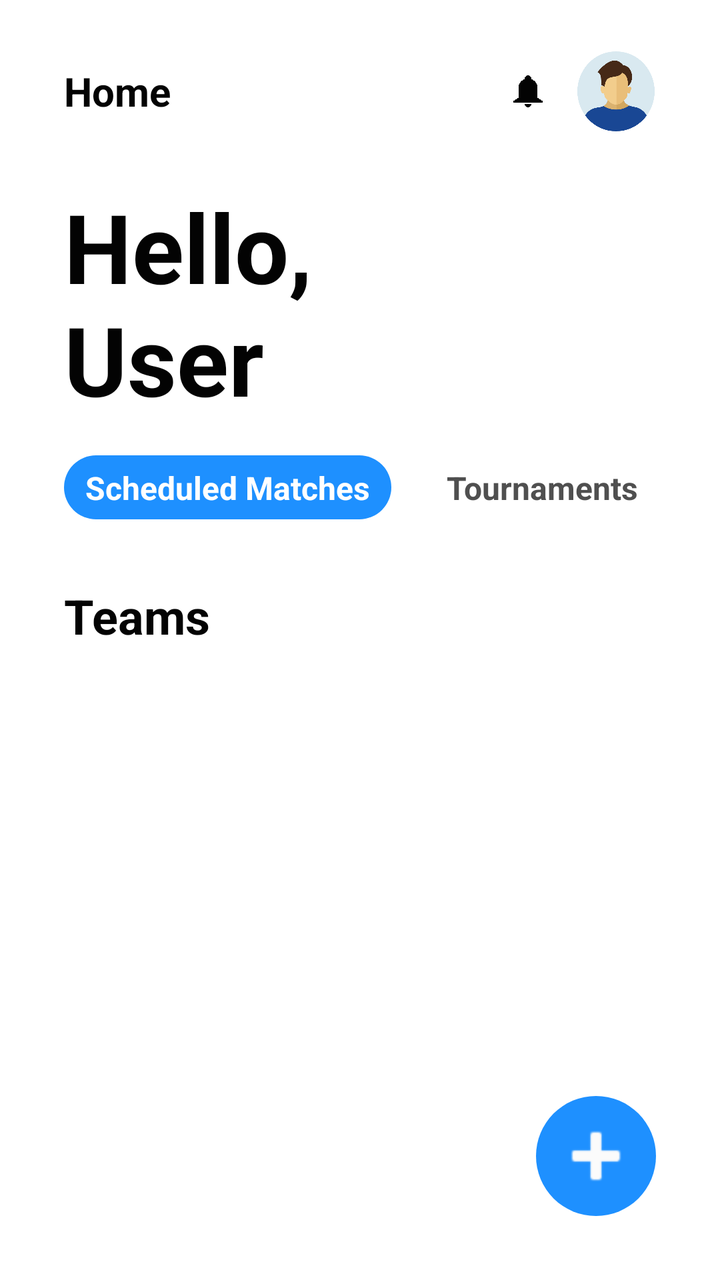
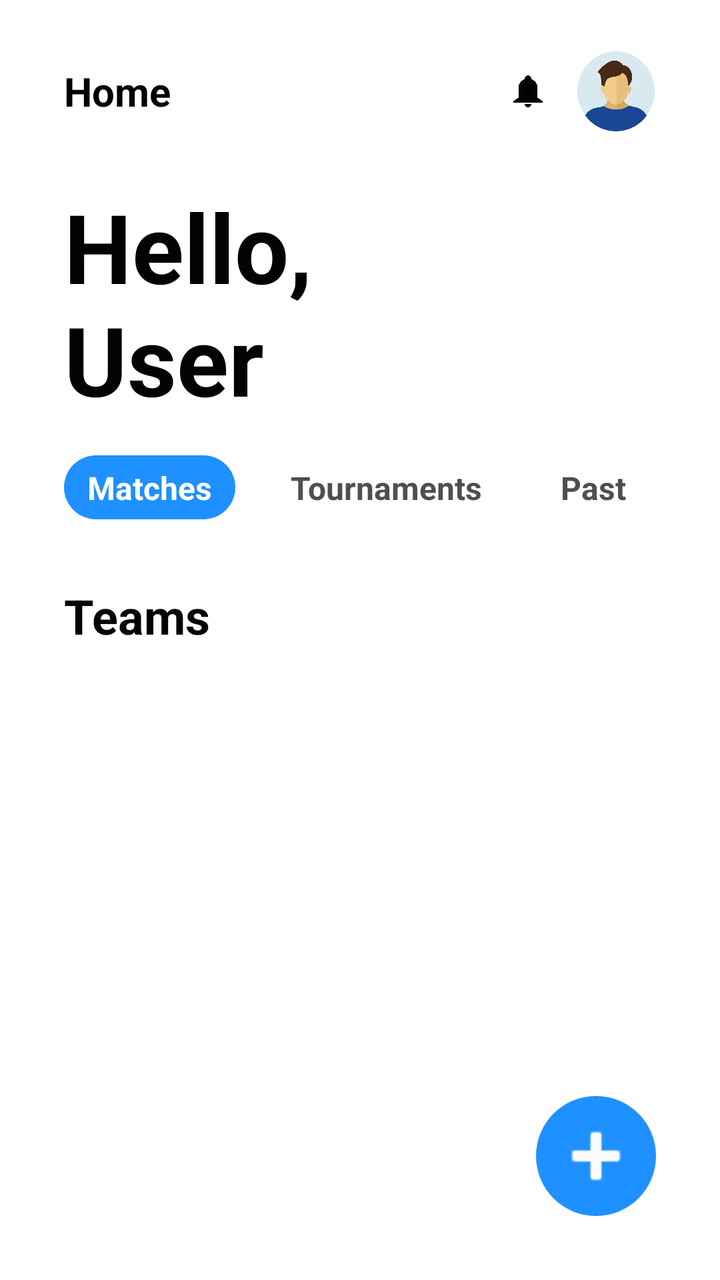

The first picture is an Android layout as it rendered before a commit; the second is the same layout after the commit. The layout source and the unified diff follow.
<!-- AndroidManifest.xml: application theme Theme.TFG -->
<!-- res/layout/activity_home.xml -->
<?xml version="1.0" encoding="utf-8"?>
<androidx.constraintlayout.widget.ConstraintLayout xmlns:android="http://schemas.android.com/apk/res/android"
    xmlns:app="http://schemas.android.com/apk/res-auto"
    xmlns:tools="http://schemas.android.com/tools"
    android:id="@+id/main"
    android:layout_width="match_parent"
    android:layout_height="match_parent"
    android:background="?attr/colorPrimary"
    tools:context=".HomeActivity">

    <ScrollView
        android:id="@+id/mainSV"
        android:layout_width="0dp"
        android:layout_height="0dp"
        android:layout_marginTop="16dp"
        android:layout_marginBottom="16dp"
        app:layout_constraintBottom_toBottomOf="parent"
        app:layout_constraintEnd_toEndOf="parent"
        app:layout_constraintStart_toStartOf="parent"
        app:layout_constraintTop_toBottomOf="@+id/homeText2">

        <androidx.constraintlayout.widget.ConstraintLayout
            android:layout_width="match_parent"
            android:layout_height="wrap_content">

            <LinearLayout
                android:id="@+id/tournamentsTV"
                android:layout_width="wrap_content"
                android:layout_height="32dp"
                android:layout_marginStart="16dp"
                android:background="@drawable/rounded_button_black_nostroke"
                android:gravity="center"
                android:orientation="horizontal"
                android:padding="12dp"
                app:layout_constraintStart_toEndOf="@+id/eventTV"
                app:layout_constraintTop_toTopOf="parent">

                <TextView
                    android:layout_width="wrap_content"
                    android:layout_height="wrap_content"
                    android:text="Tournaments"
                    android:textColor="#FFFFFF"
                    android:textSize="16sp"
                    android:visibility="invisible" />
            </LinearLayout>

            <LinearLayout
                android:id="@+id/eventTV"
                android:layout_width="wrap_content"
                android:layout_height="32dp"
                android:layout_marginStart="32dp"
                android:background="@drawable/rounded_button"
                android:gravity="center"
                android:orientation="horizontal"
                android:padding="12dp"
                app:layout_constraintStart_toStartOf="parent"
                app:layout_constraintTop_toTopOf="parent">

                <TextView
                    android:layout_width="wrap_content"
                    android:layout_height="wrap_content"
                    android:text="Scheduled Matches"
                    android:textColor="#FFFFFF"
                    android:textSize="16sp"
                    android:visibility="invisible" />
            </LinearLayout>

            <TextView
                android:id="@+id/scheduledText"
                android:layout_width="wrap_content"
                android:layout_height="wrap_content"
                android:text="Scheduled Matches"
                android:textColor="#FFFFFF"
                android:textSize="16sp"
                android:textStyle="bold"
                app:layout_constraintBottom_toBottomOf="@+id/eventTV"
                app:layout_constraintEnd_toEndOf="@+id/eventTV"
                app:layout_constraintStart_toStartOf="@+id/eventTV"
                app:layout_constraintTop_toTopOf="@+id/eventTV" />

            <TextView
                android:id="@+id/tournamentsText"
                android:layout_width="wrap_content"
                android:layout_height="wrap_content"
                android:text="Tournaments"
                android:textColor="#4F4F4F"
                android:textSize="16sp"
                android:textStyle="bold"
                app:layout_constraintBottom_toBottomOf="@+id/tournamentsTV"
                app:layout_constraintEnd_toEndOf="@+id/tournamentsTV"
                app:layout_constraintStart_toStartOf="@+id/tournamentsTV"
                app:layout_constraintTop_toTopOf="@+id/tournamentsTV" />

            <LinearLayout
                android:id="@+id/linearLayout3"
                android:layout_width="0dp"
                android:layout_height="wrap_content"
                android:layout_marginStart="32dp"
                android:layout_marginTop="16dp"
                android:layout_marginEnd="32dp"
                android:gravity="center"
                android:orientation="vertical"
                app:layout_constraintEnd_toEndOf="parent"
                app:layout_constraintStart_toStartOf="parent"
                app:layout_constraintTop_toBottomOf="@+id/eventTV">

                <androidx.recyclerview.widget.RecyclerView
                    android:id="@+id/matchesRV"
                    android:layout_width="match_parent"
                    android:layout_height="wrap_content"
                    android:visibility="visible" />

                <TextView
                    android:id="@+id/noResultsText"
                    android:layout_width="wrap_content"
                    android:layout_height="wrap_content"
                    android:text="No Results Found"
                    android:textColor="#C1C1C1"
                    android:textSize="18sp"
                    android:textStyle="normal"
                    android:visibility="gone" />
            </LinearLayout>

            <androidx.constraintlayout.widget.ConstraintLayout
                android:layout_width="0dp"
                android:layout_height="wrap_content"
                android:layout_marginStart="32dp"
                android:layout_marginTop="32dp"
                android:layout_marginEnd="32dp"
                app:layout_constraintEnd_toEndOf="parent"
                app:layout_constraintStart_toStartOf="parent"
                app:layout_constraintTop_toTopOf="@id/TeamsText">

                <TextView
                    android:id="@+id/textView2"
                    android:layout_width="wrap_content"
                    android:layout_height="wrap_content"
                    app:layout_constraintEnd_toEndOf="parent"
                    app:layout_constraintStart_toStartOf="parent" />

                <androidx.recyclerview.widget.RecyclerView
                    android:id="@+id/teamsRV1"
                    android:layout_width="0dp"
                    android:layout_height="wrap_content"
                    android:layout_marginEnd="8dp"
                    app:layout_constraintEnd_toStartOf="@+id/textView2"
                    app:layout_constraintStart_toStartOf="parent"
                    app:layout_constraintTop_toTopOf="parent" />

                <androidx.recyclerview.widget.RecyclerView
                    android:id="@+id/teamsRV2"
                    android:layout_width="0dp"
                    android:layout_height="wrap_content"
                    android:layout_marginStart="8dp"
                    app:layout_constraintEnd_toEndOf="parent"
                    app:layout_constraintStart_toEndOf="@+id/textView2"
                    app:layout_constraintTop_toTopOf="parent">

                </androidx.recyclerview.widget.RecyclerView>
            </androidx.constraintlayout.widget.ConstraintLayout>

            <TextView
                android:id="@+id/TeamsText"
                android:layout_width="wrap_content"
                android:layout_height="wrap_content"
                android:layout_marginStart="32dp"
                android:layout_marginTop="16dp"
                android:text="Teams"
                android:textColor="?attr/colorContrast"
                android:textSize="24sp"
                android:textStyle="bold"
                android:visibility="visible"
                app:layout_constraintStart_toStartOf="parent"
                app:layout_constraintTop_toBottomOf="@+id/linearLayout3" />
        </androidx.constraintlayout.widget.ConstraintLayout>
    </ScrollView>

    <TextView
        android:id="@+id/homeText"
        android:layout_width="wrap_content"
        android:layout_height="wrap_content"
        android:layout_marginStart="32dp"
        android:layout_marginTop="32dp"
        android:text="Home"
        android:textColor="?attr/colorContrast"
        android:textSize="20sp"
        android:textStyle="bold"
        app:layout_constraintStart_toStartOf="parent"
        app:layout_constraintTop_toTopOf="parent" />

    <TextView
        android:id="@+id/homeText2"
        android:layout_width="wrap_content"
        android:layout_height="wrap_content"
        android:layout_marginStart="32dp"
        android:layout_marginTop="32dp"
        android:text="Hello,\nUser"
        android:textColor="?attr/colorContrast"
        android:textSize="48sp"
        android:textStyle="bold"
        android:visibility="visible"
        app:layout_constraintStart_toStartOf="parent"
        app:layout_constraintTop_toBottomOf="@+id/homeText" />

    <com.google.android.material.imageview.ShapeableImageView
        android:id="@+id/profilePic"
        style="@style/RoundedImage"
        android:layout_width="40dp"
        android:layout_height="40dp"
        android:layout_marginEnd="32dp"
        app:layout_constraintBottom_toBottomOf="@+id/homeText"
        app:layout_constraintEnd_toEndOf="parent"
        app:layout_constraintTop_toTopOf="@+id/homeText"
        app:srcCompat="@drawable/man" />

    <TextView
        android:id="@+id/addBg"
        android:layout_width="0dp"
        android:layout_height="0dp"
        android:background="#801A1A1A"
        android:textStyle="bold"
        android:visibility="gone"
        app:layout_constraintBottom_toBottomOf="parent"
        app:layout_constraintEnd_toEndOf="parent"
        app:layout_constraintStart_toStartOf="parent"
        app:layout_constraintTop_toTopOf="parent" />

    <LinearLayout
        android:id="@+id/searchTV"
        android:layout_width="wrap_content"
        android:layout_height="32dp"
        android:layout_marginBottom="16dp"
        android:background="@drawable/rounded_button"
        android:gravity="center"
        android:orientation="horizontal"
        android:padding="12dp"
        android:visibility="gone"
        app:layout_constraintBottom_toTopOf="@+id/addBtnBg"
        app:layout_constraintEnd_toEndOf="@+id/addBtnBg">

        <TextView
            android:layout_width="wrap_content"
            android:layout_height="wrap_content"
            android:text="Join"
            android:textColor="#FFFFFF"
            android:textSize="16sp"
            android:visibility="invisible" />
    </LinearLayout>

    <TextView
        android:id="@+id/searchText"
        android:layout_width="wrap_content"
        android:layout_height="wrap_content"
        android:text="Join"
        android:textColor="#FFFFFF"
        android:textSize="16sp"
        android:textStyle="bold"
        android:visibility="gone"
        app:layout_constraintBottom_toBottomOf="@+id/searchTV"
        app:layout_constraintEnd_toEndOf="@+id/searchTV"
        app:layout_constraintStart_toStartOf="@+id/searchTV"
        app:layout_constraintTop_toTopOf="@+id/searchTV" />

    <LinearLayout
        android:id="@+id/createTV"
        android:layout_width="wrap_content"
        android:layout_height="32dp"
        android:layout_marginBottom="16dp"
        android:background="@drawable/rounded_button"
        android:gravity="center"
        android:orientation="horizontal"
        android:padding="12dp"
        android:visibility="gone"
        app:layout_constraintBottom_toTopOf="@+id/searchTV"
        app:layout_constraintEnd_toEndOf="@+id/searchTV">

        <TextView
            android:layout_width="wrap_content"
            android:layout_height="wrap_content"
            android:text="Create"
            android:textColor="#FFFFFF"
            android:textSize="16sp"
            android:visibility="invisible" />
    </LinearLayout>

    <TextView
        android:id="@+id/createText"
        android:layout_width="wrap_content"
        android:layout_height="wrap_content"
        android:text="Create"
        android:textColor="#FFFFFF"
        android:textSize="16sp"
        android:textStyle="bold"
        android:visibility="gone"
        app:layout_constraintBottom_toBottomOf="@+id/createTV"
        app:layout_constraintEnd_toEndOf="@+id/createTV"
        app:layout_constraintStart_toStartOf="@+id/createTV"
        app:layout_constraintTop_toTopOf="@+id/createTV" />

    <ImageView
        android:id="@+id/addBtnBg"
        android:layout_width="60dp"
        android:layout_height="60dp"
        android:layout_marginEnd="32dp"
        android:layout_marginBottom="32dp"
        app:layout_constraintBottom_toBottomOf="parent"
        app:layout_constraintEnd_toEndOf="parent"
        app:srcCompat="@drawable/blue_circle" />

    <ImageView
        android:id="@+id/addButtonOverlay"
        android:layout_width="0dp"
        android:layout_height="0dp"
        android:layout_marginStart="8dp"
        android:layout_marginTop="8dp"
        android:layout_marginEnd="8dp"
        android:layout_marginBottom="8dp"
        app:layout_constraintBottom_toBottomOf="@+id/addBtnBg"
        app:layout_constraintEnd_toEndOf="@+id/addBtnBg"
        app:layout_constraintStart_toStartOf="@+id/addBtnBg"
        app:layout_constraintTop_toTopOf="@+id/addBtnBg"
        app:srcCompat="@android:drawable/ic_input_add"
        app:tint="#FBFBFB" />

    <ImageView
        android:id="@+id/imageView"
        android:layout_width="16dp"
        android:layout_height="16dp"
        android:layout_marginEnd="16dp"
        android:tint="?attr/colorContrast"
        app:layout_constraintBottom_toBottomOf="@+id/profilePic"
        app:layout_constraintEnd_toStartOf="@+id/profilePic"
        app:layout_constraintTop_toTopOf="@+id/profilePic"
        app:srcCompat="@drawable/notificationicon" />

</androidx.constraintlayout.widget.ConstraintLayout>
<!-- resources referenced by this layout -->
<resources>
  <!-- drawable blue_circle (drawable) -->
  <?xml version="1.0" encoding="utf-8"?>
  <shape xmlns:android="http://schemas.android.com/apk/res/android"
      android:shape="oval">
  
      <solid android:color="#1E90FF"/>
  
      <size
          android:width="100dp"
          android:height="100dp"/>
  
  </shape>
  <!-- drawable man: png bitmap (drawable, 16637 bytes) -->
  <!-- drawable notificationicon: png bitmap (drawable, 20924 bytes) -->
  <!-- drawable rounded_button (drawable) -->
  <shape xmlns:android="http://schemas.android.com/apk/res/android">
      <solid android:color="?attr/globalBlue"/>
      <corners android:radius="16dp"/>
      <padding
          android:left="16dp"
          android:right="16dp"
          android:top="10dp"
          android:bottom="10dp"/>
  </shape>
  <!-- drawable rounded_button_black_nostroke (drawable) -->
  <shape xmlns:android="http://schemas.android.com/apk/res/android">
      <solid android:color="?attr/colorPrimary"/>
      <corners android:radius="16dp"/>
      <padding
          android:left="16dp"
          android:right="16dp"
          android:top="10dp"
          android:bottom="10dp"/>
  </shape>
  <style name="RoundedImage">
          <item name="shapeAppearanceOverlay">@style/RoundedCorners</item>
      </style>
  <style name="Theme.TFG" parent="Base.Theme.TFG" />
  <style name="RoundedCorners">
          <item name="cornerFamily">rounded</item>
          <item name="cornerSize">50%</item> 
      </style>
  <style name="Base.Theme.TFG" parent="Theme.Material3.DayNight.NoActionBar">
          <item name="colorPrimary">@color/mainBackgroundWhite</item>
          <item name="colorContrast">@color/mainTextWhite</item>
          <item name="colorBackground2">@color/background2White</item>
          <item name="colorTextSecondary">@color/secondTextWhite</item>
          <item name="globalBlue">@color/globalBlue</item>
      </style>
  <color name="mainBackgroundWhite">#FFFFFF</color>
  <color name="mainTextWhite">#030303</color>
  <color name="background2White">#DEDEDE</color>
  <color name="secondTextWhite">#575757</color>
  <color name="globalBlue">#1E90FF</color>
</resources>

<!-- the commit's change to res/layout/activity_home.xml (unified diff, before → after) -->
@@ -59,17 +59,38 @@
                 <TextView
                     android:layout_width="wrap_content"
                     android:layout_height="wrap_content"
-                    android:text="Scheduled Matches"
+                    android:text="Matches"
                     android:textColor="#FFFFFF"
                     android:textSize="16sp"
                     android:visibility="invisible" />
             </LinearLayout>
 
+            <LinearLayout
+                android:id="@+id/pastTV"
+                android:layout_width="wrap_content"
+                android:layout_height="32dp"
+                android:layout_marginStart="16dp"
+                android:background="@drawable/rounded_button_black_nostroke"
+                android:gravity="center"
+                android:orientation="horizontal"
+                android:padding="12dp"
+                app:layout_constraintStart_toEndOf="@+id/tournamentsTV"
+                app:layout_constraintTop_toTopOf="parent">
+
+                <TextView
+                    android:layout_width="wrap_content"
+                    android:layout_height="wrap_content"
+                    android:text="Past"
+                    android:textColor="#FFFFFF"
+                    android:textSize="16sp"
+                    android:visibility="invisible" />
+            </LinearLayout>
+
             <TextView
                 android:id="@+id/scheduledText"
                 android:layout_width="wrap_content"
                 android:layout_height="wrap_content"
-                android:text="Scheduled Matches"
+                android:text="Matches"
                 android:textColor="#FFFFFF"
                 android:textSize="16sp"
                 android:textStyle="bold"
@@ -77,6 +98,19 @@
                 app:layout_constraintEnd_toEndOf="@+id/eventTV"
                 app:layout_constraintStart_toStartOf="@+id/eventTV"
                 app:layout_constraintTop_toTopOf="@+id/eventTV" />
+
+            <TextView
+                android:id="@+id/pastText"
+                android:layout_width="wrap_content"
+                android:layout_height="wrap_content"
+                android:text="Past"
+                android:textColor="#4F4F4F"
+                android:textSize="16sp"
+                android:textStyle="bold"
+                app:layout_constraintBottom_toBottomOf="@+id/pastTV"
+                app:layout_constraintEnd_toEndOf="@+id/pastTV"
+                app:layout_constraintStart_toStartOf="@+id/pastTV"
+                app:layout_constraintTop_toTopOf="@+id/pastTV" />
 
             <TextView
                 android:id="@+id/tournamentsText"
